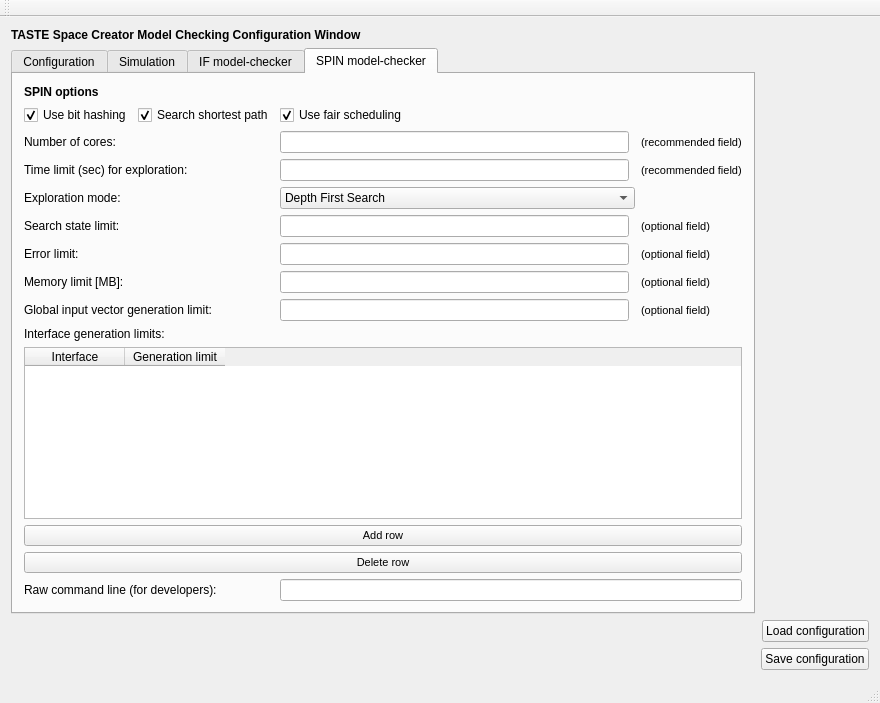
The window that src/libs/libiveditor/modelchecking/modelcheckingwindow.ui (esa/spacecreator) describes before a commit, drawn with Qt 5.
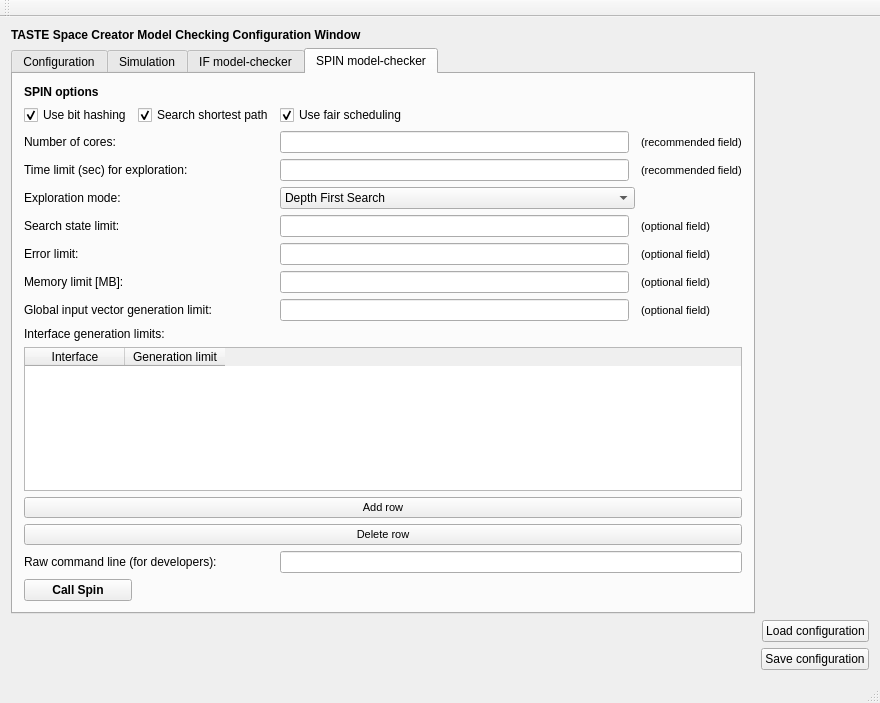
The same window after the commit. The open tabs and pages were chosen to show the change.

Commit message: TMC: calling spin from gui

The edit to the form file:
```diff
--- a/src/libs/libiveditor/modelchecking/modelcheckingwindow.ui
+++ b/src/libs/libiveditor/modelchecking/modelcheckingwindow.ui
@@ -949,6 +949,19 @@
           </property>
          </widget>
         </item>
+        <item row="14" column="0">
+         <widget class="QPushButton" name="pushButton_callSpin">
+          <property name="font">
+           <font>
+            <weight>75</weight>
+            <bold>true</bold>
+           </font>
+          </property>
+          <property name="text">
+           <string>Call Spin</string>
+          </property>
+         </widget>
+        </item>
        </layout>
       </widget>
      </widget>
```
The commit also changes 23 other files.
